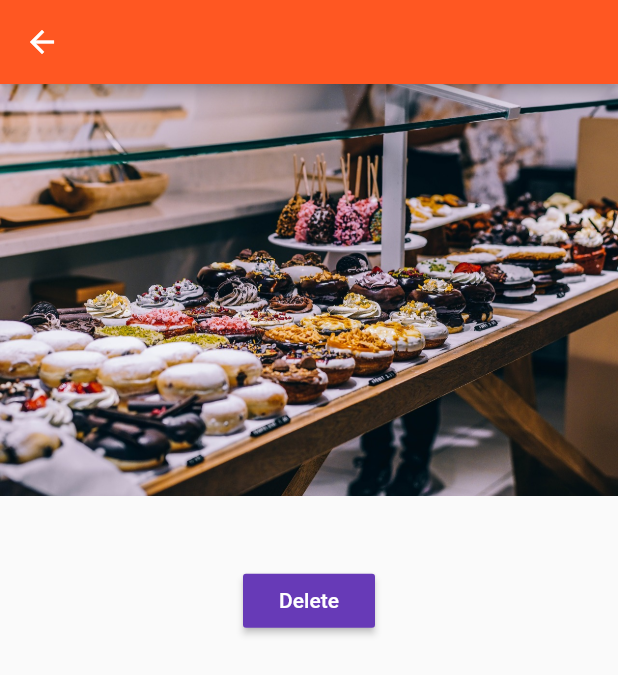
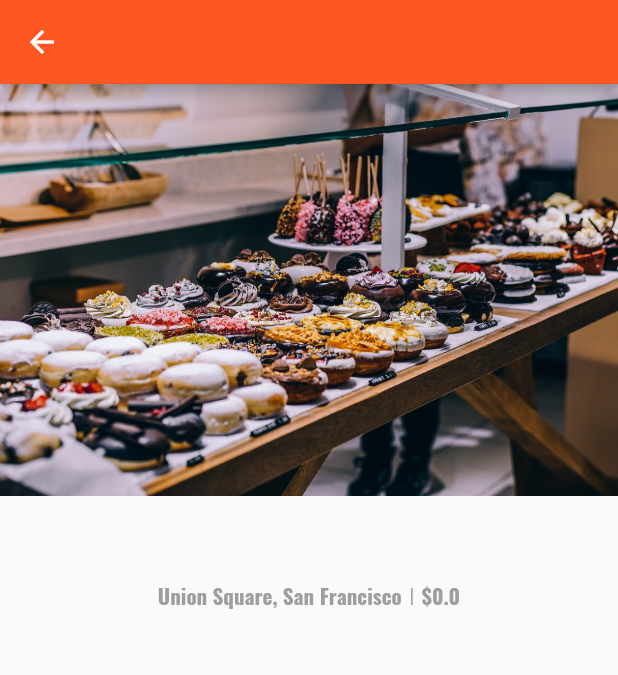
Before and after one commit to Eyakub/E-Com, a Flutter app: the ProductsAdminPage screen opened by its route, after a tap on "Save", after a tap on the "info" icon, on a phone screen of 412 x 824 dp. Shown: the top 675 px of the screen. Run offline on Flutter 3.47's test engine with Material 2 defaults, Android fonts, the phone set to English and light mode, and no system bars.

Commit message:
#optimizing projects and widgets

```diff
--- a/lib/main.dart
+++ b/lib/main.dart
@@ -1,9 +1,9 @@
 import 'package:flutter/material.dart';
 // import 'package:flutter/rendering.dart';
+import './pages/auth.dart';
 import './pages/products_admin.dart';
 import './pages/products.dart';
 import './pages/product.dart';
-import './pages/auth.dart';
 
 void main() {
   // debugPaintSizeEnabled = true;
@@ -59,7 +59,10 @@ class _MyAppState extends State<MyApp> {
           final int index = int.parse(pathElements[2]);
           return MaterialPageRoute<bool>(
             builder: (BuildContext context) => ProductPage(
-                _products[index]['title'], _products[index]['image']),
+                _products[index]['title'],
+                _products[index]['image'],
+                _products[index]['price'],
+                _products[index]['description']),
           );
         }
         return null;
--- a/lib/pages/auth.dart
+++ b/lib/pages/auth.dart
@@ -12,53 +12,42 @@ class _AuthPageState extends State<AuthPage> {
   String _passwordValue;
   bool _acceptTerms = false;
 
-  @override
-  Widget build(BuildContext context) {
-    return Scaffold(
-        appBar: AppBar(
-          title: Text("Login"),
-        ),
-        body: Container(
-          decoration: BoxDecoration(
-            image: DecorationImage(
-                colorFilter: ColorFilter.mode(
-                    Colors.black.withOpacity(0.4), BlendMode.dstATop),
+  DecorationImage _buildBackgroundImage() {
+    return DecorationImage(
+        colorFilter:
+            ColorFilter.mode(Colors.black.withOpacity(0.4), BlendMode.dstATop),
         fit: BoxFit.cover,
-                image: AssetImage('assets/background.jpg')),
-          ),
-          padding: EdgeInsets.all(10.0),
-          child: Center(
-            child: SingleChildScrollView(
-              child: Column(
-                children: <Widget>[
-                  TextField(
+        image: AssetImage('assets/background.jpg'));
+  }
+
+  Widget _buildEmailTextField() {
+    return TextField(
       decoration: InputDecoration(
-                        labelText: 'E-Mail',
-                        filled: true,
-                        fillColor: Colors.white),
+          labelText: 'E-Mail', filled: true, fillColor: Colors.white),
       keyboardType: TextInputType.emailAddress,
       onChanged: (String value) {
         setState(() {
           _emailValue = value;
         });
       },
-                  ),
-                  SizedBox(
-                    height: 10.0,
-                  ),
-                  TextField(
+    );
+  }
+
+  Widget _buildPasswordTextField() {
+    return TextField(
       decoration: InputDecoration(
-                        labelText: 'Password',
-                        filled: true,
-                        fillColor: Colors.white),
+          labelText: 'Password', filled: true, fillColor: Colors.white),
       obscureText: true,
       onChanged: (String value) {
         setState(() {
           _passwordValue = value;
         });
       },
-                  ),
-                  SwitchListTile(
+    );
+  }
+
+  Widget _buildAcceptSwitch() {
+    return SwitchListTile(
       value: _acceptTerms,
       onChanged: (bool value) {
         setState(() {
@@ -66,7 +55,41 @@ class _AuthPageState extends State<AuthPage> {
         });
       },
       title: Text("Accept Terms"),
+    );
+  }
+
+  void _loginSubmitForm() {
+    print(_emailValue);
+    print(_passwordValue);
+    Navigator.pushReplacementNamed(context, '/products');
+  }
+
+  @override
+  Widget build(BuildContext context) {
+    final double deviceWidth =MediaQuery.of(context).size.width;
+    final double targetWidth =deviceWidth > 550.0 ? 500.0 :deviceWidth * 0.95;
+
+    return Scaffold(
+        appBar: AppBar(
+          title: Text("Login"),
         ),
+        body: Container(
+          decoration: BoxDecoration(
+            image: _buildBackgroundImage(),
+          ),
+          padding: EdgeInsets.all(10.0),
+          child: Center(
+            child: SingleChildScrollView(
+              child: Container(
+                width: targetWidth,
+                child: Column(
+                  children: <Widget>[
+                    _buildEmailTextField(),
+                    SizedBox(
+                      height: 10.0,
+                    ),
+                    _buildPasswordTextField(),
+                    _buildAcceptSwitch(),
                     SizedBox(
                       height: 10.0,
                     ),
@@ -74,13 +97,10 @@ class _AuthPageState extends State<AuthPage> {
                       color: Theme.of(context).primaryColor,
                       textColor: Colors.white,
                       child: Text('Login'),
-                    onPressed: () {
-                      print(_emailValue);
-                      print(_passwordValue);
-                      Navigator.pushReplacementNamed(context, '/products');
-                    },
+                      onPressed: _loginSubmitForm,
                     )
                   ],
+                ),
               ),
             ),
           ),
--- a/lib/pages/product.dart
+++ b/lib/pages/product.dart
@@ -1,11 +1,14 @@
 import 'package:flutter/material.dart';
 import 'dart:async';
+import '../widgets/ui_elements/title_default.dart';
 
 class ProductPage extends StatelessWidget {
   final String title;
   final String imageUrl;
+  final double price;
+  final String description;
 
-  ProductPage(this.title, this.imageUrl);
+  ProductPage(this.title, this.imageUrl, this.price, this.description);
 
   _showWarningDialog(BuildContext context) {
     showDialog(
@@ -33,6 +36,29 @@ class ProductPage extends StatelessWidget {
         });
   }
 
+  Widget _buildAddressPriceRow() {
+    return Row(
+      mainAxisAlignment: MainAxisAlignment.center,
+      children: <Widget>[
+        Text(
+          'Union Square, San Francisco',
+          style: TextStyle(fontFamily: 'Oswald', color: Colors.grey),
+        ),
+        Container(
+          margin: EdgeInsets.symmetric(horizontal: 5.0),
+          child: new Text(
+            '|',
+            style: TextStyle(color: Colors.grey),
+          ),
+        ),
+        new Text(
+          '\$' + price.toString(),
+          style: TextStyle(fontFamily: 'Oswald', color: Colors.grey),
+        ),
+      ],
+    );
+  }
+
   @override
   Widget build(BuildContext context) {
     return WillPopScope(
@@ -52,18 +78,26 @@ class ProductPage extends StatelessWidget {
               Image.asset(imageUrl),
               Container(
                 padding: EdgeInsets.all(10.0),
-                child: Text(title),
+                child: TitleDefault(title),
               ),
+              _buildAddressPriceRow(),
               Container(
                 padding: EdgeInsets.all(10.0),
-                child: RaisedButton(
-                  color: Theme.of(context).accentColor,
-                  child: Text("Delete"),
-                  textColor: Colors.white,
-                  // onPressed: () => Navigator.pop(context, true),
-                  onPressed: () => _showWarningDialog(context),
+                child: Text(
+                  description,
+                  textAlign: TextAlign.center,
                 ),
               ),
+              // Container(
+              //   padding: EdgeInsets.all(10.0),
+              //   child: RaisedButton(
+              //     color: Theme.of(context).accentColor,
+              //     child: Text("Delete"),
+              //     textColor: Colors.white,
+              //     // onPressed: () => Navigator.pop(context, true),
+              //     onPressed: () => _showWarningDialog(context),
+              //   ),
+              // ),
             ],
           ),
         ),
--- a/lib/pages/product_create.dart
+++ b/lib/pages/product_create.dart
@@ -16,21 +16,19 @@ class _ProductCreatePageState extends State<ProductCreatePage> {
   String _descriptionValue = '';
   double _priceValue = 0.0;
 
-  @override
-  Widget build(BuildContext context) {
-    return Container(
-      margin: EdgeInsets.all(10.0),
-      child: ListView(
-        children: <Widget>[
-          TextField(
+  Widget _buildTitleTextFeild() {
+    return TextField(
       decoration: InputDecoration(labelText: 'Product Title'),
       onChanged: (String value) {
         setState(() {
           _titleValue = value;
         });
       },
-          ),
-          TextField(
+    );
+  }
+
+  Widget _buildDescTextField() {
+    return TextField(
       maxLines: 4,
       decoration: InputDecoration(labelText: 'Product Descript ion'),
       onChanged: (String value) {
@@ -38,8 +36,11 @@ class _ProductCreatePageState extends State<ProductCreatePage> {
           _descriptionValue = value;
         });
       },
-          ),
-          TextField(
+    );
+  }
+
+  Widget _buildProductPriceTextField() {
+    return TextField(
       decoration: InputDecoration(labelText: 'Product Price'),
       keyboardType: TextInputType.number,
       onChanged: (String value) {
@@ -47,15 +48,10 @@ class _ProductCreatePageState extends State<ProductCreatePage> {
           _priceValue = double.parse(value);
         });
       },
-          ),
-          SizedBox(
-            height: 10.0,
-          ),
-          RaisedButton(
-            color: Theme.of(context).accentColor,
-            textColor: Colors.white,
-            child: Text("Save"),
-            onPressed: () {
+    );
+  }
+
+  void _saveRaisedButton() {
     final Map<String, dynamic> product = {
       'title': _titleValue,
       'description': _descriptionValue,
@@ -64,7 +60,25 @@ class _ProductCreatePageState extends State<ProductCreatePage> {
     };
     widget.addProduct(product);
     Navigator.pushReplacementNamed(context, '/products');
-            },
+  }
+
+  @override
+  Widget build(BuildContext context) {
+    return Container(
+      margin: EdgeInsets.all(10.0),
+      child: ListView(
+        children: <Widget>[
+          _buildTitleTextFeild(),
+          _buildDescTextField(),
+          _buildProductPriceTextField(),
+          SizedBox(
+            height: 10.0,
+          ),
+          RaisedButton(
+            color: Theme.of(context).accentColor,
+            textColor: Colors.white,
+            child: Text("Save"),
+            onPressed: _saveRaisedButton,
           ),
         ],
       ),
--- a/lib/pages/products.dart
+++ b/lib/pages/products.dart
@@ -7,10 +7,8 @@ class ProductsPage extends StatelessWidget {
 
   ProductsPage(this.products);
 
-  @override
-  Widget build(BuildContext context) {
-    return Scaffold(
-      drawer: Drawer(
+  Widget _buildSideDrawer(BuildContext context) {
+    return Drawer(
       child: Column(
         children: <Widget>[
           AppBar(
@@ -26,14 +24,19 @@ class ProductsPage extends StatelessWidget {
           )
         ],
       ),
-      ),
+    );
+  }
+
+  @override
+  Widget build(BuildContext context) {
+    return Scaffold(
+      drawer: _buildSideDrawer(context),
       appBar: AppBar(
         title: Text("EasyList"),
         actions: <Widget>[
-          IconButton(icon: Icon(Icons.favorite),
-          onPressed: (){
-
-          },
+          IconButton(
+            icon: Icon(Icons.favorite),
+            onPressed: () {},
           ),
         ],
       ),
--- a/lib/pages/products_admin.dart
+++ b/lib/pages/products_admin.dart
@@ -3,18 +3,13 @@ import './product_list.dart';
 import './product_create.dart';
 
 class ProductsAdminPage extends StatelessWidget {
-
   final Function addProduct;
   final Function deleteProduct;
 
   ProductsAdminPage(this.addProduct, this.deleteProduct);
 
-  @override
-  Widget build(BuildContext context) {
-    return DefaultTabController(
-      length: 2, //how many tabs a tablist have
-      child: Scaffold(
-          drawer: Drawer(
+  Widget _buildSideDrawer(BuildContext context) {
+    return Drawer(
       child: Column(
         children: <Widget>[
           AppBar(
@@ -30,7 +25,15 @@ ProductsAdminPage(this.addProduct, this.deleteProduct);
           )
         ],
       ),
-          ),
+    );
+  }
+
+  @override
+  Widget build(BuildContext context) {
+    return DefaultTabController(
+      length: 2, //how many tabs a tablist have
+      child: Scaffold(
+          drawer: _buildSideDrawer(context),
           appBar: AppBar(
             title: Text("Manage Products"),
             bottom: TabBar(
@@ -47,7 +50,10 @@ ProductsAdminPage(this.addProduct, this.deleteProduct);
             ),
           ),
           body: TabBarView(
-            children: <Widget>[ProductCreatePage(addProduct), ProductListPage()],
+            children: <Widget>[
+              ProductCreatePage(addProduct),
+              ProductListPage()
+            ],
           )),
     );
   }
--- /dev/null
+++ b/lib/widgets/products/address_tag.dart
@@ -0,0 +1,16 @@
+import 'package:flutter/material.dart';
+
+class AddressTag extends StatelessWidget {
+  final String address;
+  AddressTag(this.address);
+  @override
+  Widget build(BuildContext context) {
+    return Container(
+      padding: EdgeInsets.symmetric(horizontal: 6.0, vertical: 2.5),
+      decoration: BoxDecoration(
+          border: Border.all(color: Colors.grey, width: 1.0),
+          borderRadius: BorderRadius.circular(4.0)),
+      child: new Text(address),
+    );
+  }
+}
--- /dev/null
+++ b/lib/widgets/products/product_card.dart
@@ -0,0 +1,59 @@
+import 'package:flutter/material.dart';
+import './price_tag.dart';
+import '../ui_elements/title_default.dart';
+import './address_tag.dart';
+
+class ProductCard extends StatelessWidget {
+  final Map<String, dynamic> product;
+  final int productIndex;
+
+  ProductCard(this.product, this.productIndex);
+
+  Widget _buildTitlePriceRow() {
+    return Container(
+      padding: EdgeInsets.only(top: 10.0),
+      child: Row(
+        mainAxisAlignment: MainAxisAlignment.center,
+        children: <Widget>[
+          TitleDefault(product['title']),
+          SizedBox(
+            width: 8.0,
+          ),
+          PriceTag(product['price'].toString()),
+        ],
+      ),
+    );
+  }
+
+  Widget _buildActionButtons(BuildContext context) {
+    return ButtonBar(
+      alignment: MainAxisAlignment.center,
+      children: <Widget>[
+        IconButton(
+            icon: Icon(Icons.info),
+            color: Theme.of(context).accentColor,
+            onPressed: () => Navigator.pushNamed<bool>(
+                context, '/product/' + productIndex.toString())),
+        IconButton(
+            icon: Icon(Icons.favorite_border),
+            color: Colors.red,
+            onPressed: () => Navigator.pushNamed<bool>(
+                context, '/product/' + productIndex.toString())),
+      ],
+    );
+  }
+
+  @override
+  Widget build(BuildContext context) {
+    return Card(
+      child: Column(
+        children: <Widget>[
+          Image.asset(product['image']),
+          _buildTitlePriceRow(),
+          AddressTag('UniSon Square, San Francisco'),
+          _buildActionButtons(context),
+        ],
+      ),
+    );
+  }
+}
--- a/lib/widgets/products/products.dart
+++ b/lib/widgets/products/products.dart
@@ -1,66 +1,17 @@
 import 'package:flutter/material.dart';
-import './price_tag.dart';
+import './product_card.dart';
 
 class Products extends StatelessWidget {
   final List<Map<String, dynamic>> products;
 
   Products(this.products);
 
-  Widget _buildProductItem(BuildContext context, int index) {
-    return Card(
-      child: Column(
-        children: <Widget>[
-          Image.asset(products[index]['image']),
-          Container(
-              padding: EdgeInsets.only(top: 10.0),
-              child: Row(
-                mainAxisAlignment: MainAxisAlignment.center,
-                children: <Widget>[
-                  new Text(
-                    products[index]['title'],
-                    style: TextStyle(
-                        fontSize: 24.0,
-                        fontWeight: FontWeight.bold,
-                        fontFamily: 'Oswald'),
-                  ),
-                  SizedBox(
-                    width: 8.0,
-                  ),
-                  PriceTag(products[index]['price'].toString()),
-                ],
-              )),
-          Container(
-            padding: EdgeInsets.symmetric(horizontal: 6.0, vertical: 2.5),
-            decoration: BoxDecoration(
-                border: Border.all(color: Colors.grey, width: 1.0),
-                borderRadius: BorderRadius.circular(4.0)),
-            child: new Text('Union Square, San Francisco'),
-          ),
-          ButtonBar(
-            alignment: MainAxisAlignment.center,
-            children: <Widget>[
-              IconButton(
-                  icon: Icon(Icons.info),
-                  color: Theme.of(context).primaryColor,
-                  onPressed: () => Navigator.pushNamed<bool>(
-                      context, '/product/' + index.toString())),
-              IconButton(
-                  icon: Icon(Icons.favorite_border),
-                  color: Colors.red,
-                  onPressed: () => Navigator.pushNamed<bool>(
-                      context, '/product/' + index.toString())),
-            ],
-          ),
-        ],
-      ),
-    );
-  }
 
   Widget _buildProductList() {
     Widget productCards;
     if (products.length > 0) {
       productCards = ListView.builder(
-        itemBuilder: _buildProductItem,
+        itemBuilder: (BuildContext context, int index) => ProductCard(products[index], index),
         itemCount: products.length,
       );
     } else {
--- /dev/null
+++ b/lib/widgets/ui_elements/title_default.dart
@@ -0,0 +1,16 @@
+import 'package:flutter/material.dart';
+
+class TitleDefault extends StatelessWidget {
+  final String title;
+
+  TitleDefault(this.title);
+
+  @override
+  Widget build(BuildContext context) {
+    return new Text(
+      title,
+      style: TextStyle(
+          fontSize: 24.0, fontWeight: FontWeight.bold, fontFamily: 'Oswald'),
+    );
+  }
+}
```
Lines whose indentation alone changed are shown as unchanged.
